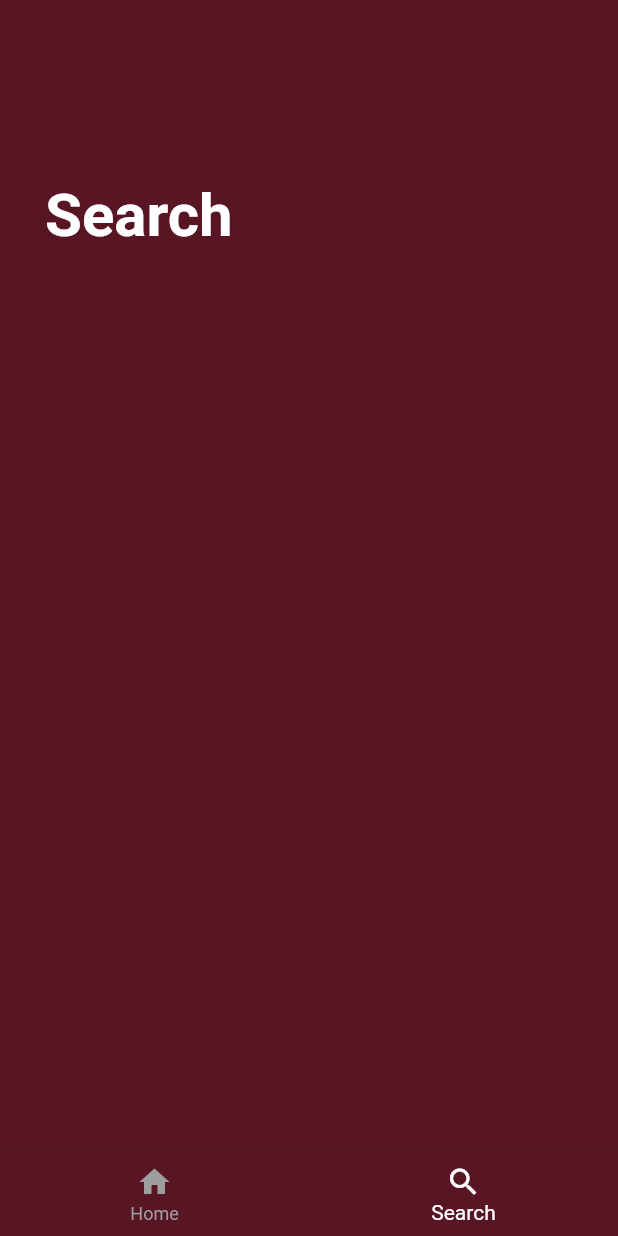
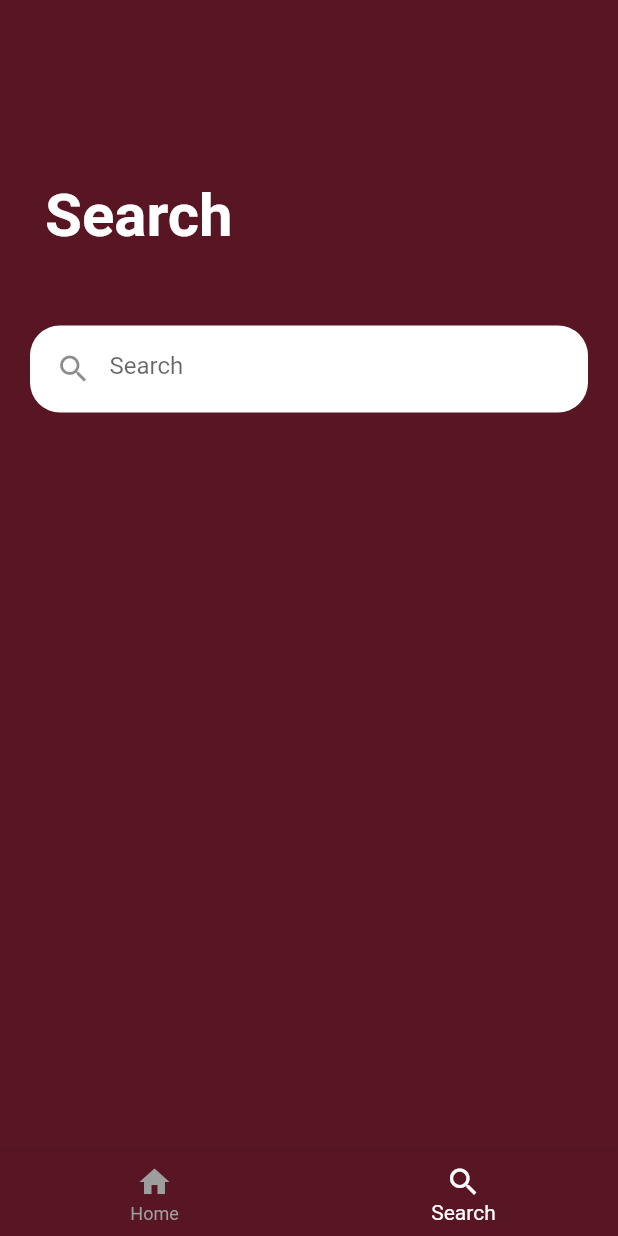
Before and after one commit to kimkyung1234/cocktail, a Flutter app: the screen it shows after launch, item 2 of the bottom bar chosen, on a phone screen of 412 x 824 dp. Run offline on Flutter 3.47's test engine with Material 2 defaults, Android fonts, the phone set to English and light mode, and no system bars; network calls fail.

Commit message:
Add search widget

```diff
--- a/lib/pages/home.dart
+++ b/lib/pages/home.dart
@@ -2,6 +2,7 @@ import 'package:cocktail/providers/page.dart';
 import 'package:cocktail/services/style.dart';
 import 'package:cocktail/widgets/cocktail_card.dart';
 import 'package:cocktail/widgets/common.dart';
+import 'package:cocktail/widgets/search_widget.dart';
 import 'package:flutter/material.dart';
 import 'package:provider/provider.dart';
 
@@ -36,6 +37,8 @@ class _HomePageState extends State<HomePage> {
           fontWeight: FontWeight.bold,
           fontSize: 40,
         ),
+        const SizedBox(height: 30),
+        SearchWidget(),
       ],
     ),
   ];
--- /dev/null
+++ b/lib/widgets/search_widget.dart
@@ -0,0 +1,37 @@
+import 'package:flutter/material.dart';
+
+class SearchWidget extends StatelessWidget {
+  @override
+  Widget build(BuildContext context) {
+    return Padding(
+      padding: const EdgeInsets.all(20),
+      child: Container(
+        decoration: BoxDecoration(
+          color: Colors.white,
+          borderRadius: BorderRadius.circular(20),
+        ),
+        child: Padding(
+          padding: const EdgeInsets.all(5),
+          child: TextField(
+            textInputAction: TextInputAction.go,
+            onSubmitted: (value) async {
+              Navigator.push(
+                context,
+                MaterialPageRoute(
+                  builder: (context) => ResultPage(
+                    inputText: value,
+                  ),
+                ),
+              );
+            },
+            decoration: const InputDecoration(
+              prefixIcon: Icon(Icons.search),
+              border: InputBorder.none,
+              hintText: 'Search',
+            ),
+          ),
+        ),
+      ),
+    );
+  }
+}
```
